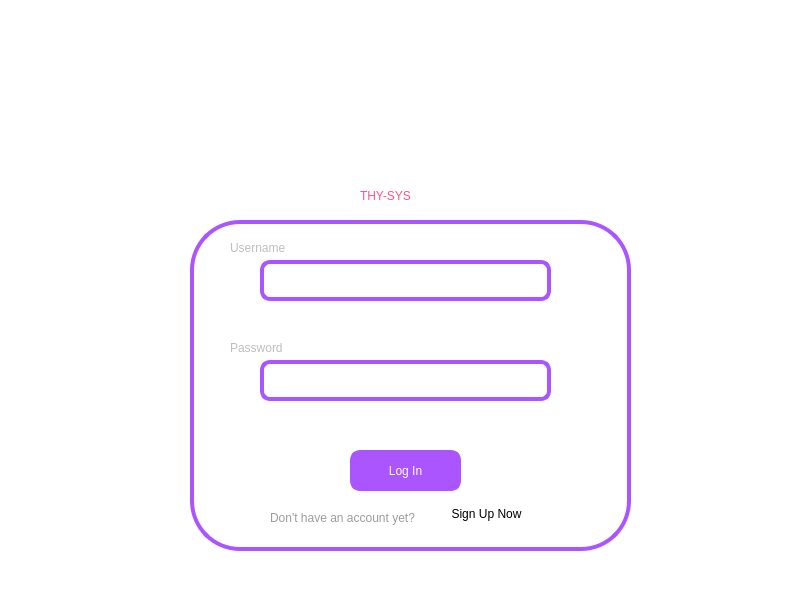
Old version of the form thysys_login.ui in the repository EuphoriaForever/thysys.
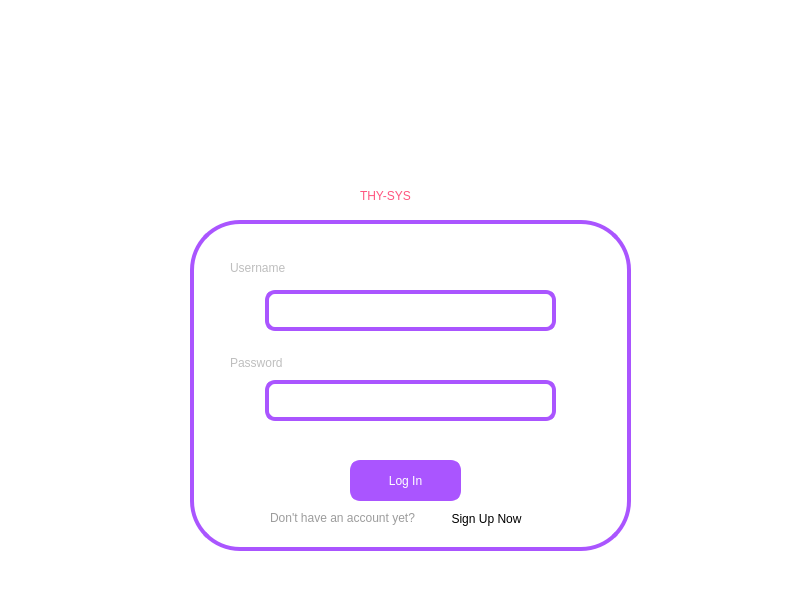
New version of the form. Icons and pictures are not drawn.

Diff of the .ui file:
```diff
--- a/thysys_login.ui
+++ b/thysys_login.ui
@@ -56,8 +56,8 @@
   <widget class="QLineEdit" name="username">
    <property name="geometry">
     <rect>
-     <x>260</x>
-     <y>260</y>
+     <x>265</x>
+     <y>290</y>
      <width>291</width>
      <height>41</height>
     </rect>
@@ -72,8 +72,8 @@
   <widget class="QLineEdit" name="password">
    <property name="geometry">
     <rect>
-     <x>260</x>
-     <y>360</y>
+     <x>265</x>
+     <y>380</y>
      <width>291</width>
      <height>41</height>
     </rect>
@@ -87,7 +87,7 @@
    <property name="geometry">
     <rect>
      <x>230</x>
-     <y>240</y>
+     <y>260</y>
      <width>81</width>
      <height>16</height>
     </rect>
@@ -104,7 +104,7 @@
    <property name="geometry">
     <rect>
      <x>230</x>
-     <y>340</y>
+     <y>355</y>
      <width>91</width>
      <height>16</height>
     </rect>
@@ -137,7 +137,7 @@
    <property name="geometry">
     <rect>
      <x>440</x>
-     <y>500</y>
+     <y>505</y>
      <width>93</width>
      <height>28</height>
     </rect>
@@ -167,8 +167,8 @@
    <widget class="QLabel" name="error">
     <property name="geometry">
      <rect>
-      <x>90</x>
-      <y>190</y>
+      <x>100</x>
+      <y>205</y>
       <width>241</width>
       <height>31</height>
      </rect>
@@ -186,7 +186,7 @@
     <property name="geometry">
      <rect>
       <x>160</x>
-      <y>230</y>
+      <y>240</y>
       <width>111</width>
       <height>41</height>
      </rect>
```
